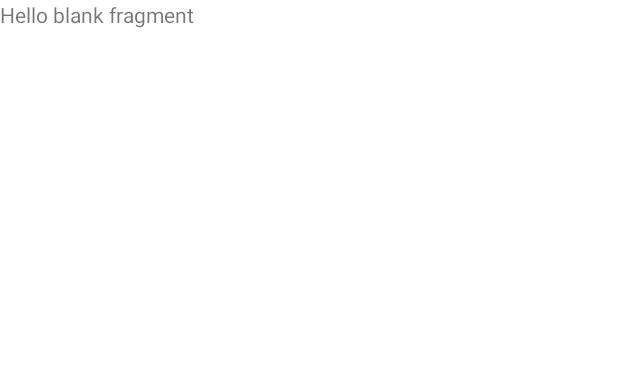
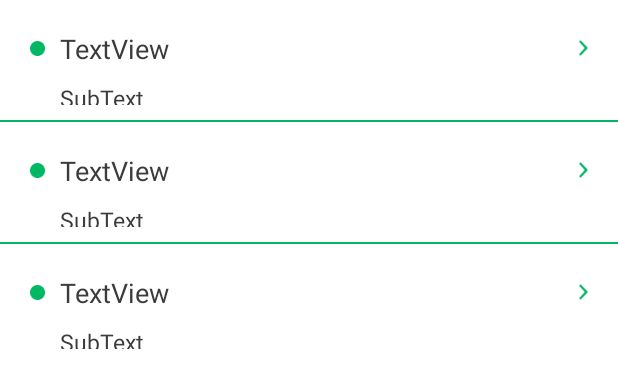
Before and after one commit to Gtee2311/MeetApp, an Android app: the layout fragment_chat.xml on its own in the app's theme, with its tools: preview values and no code run, on a phone screen of 412 x 824 dp. Shown: the top 388 px of the screen. Run offline under Robolectric (Android 15) with nearby library versions, the phone set to English and light mode, and no system bars.

Commit message:
Added: ListView to ChatFragment but not showing

```diff
--- a/app/src/main/java/com/gracetee/meetapp/ViewPagerAdapter/ChatPagerAdapter.java
+++ b/app/src/main/java/com/gracetee/meetapp/ViewPagerAdapter/ChatActivityPagerAdapter.java
@@ -11,14 +11,14 @@ import com.gracetee.meetapp.Fragment.ContactFragment;
  * Created by Grace on 13/6/2015.
  */
 
-public class ChatPagerAdapter extends FragmentStatePagerAdapter {
+public class ChatActivityPagerAdapter extends FragmentStatePagerAdapter {
 
     CharSequence Titles[]; // This will Store the Titles of the Tabs which are Going to be passed when ViewPagerAdapter is created
     int NumbOfTabs; // Store the number of tabs, this will also be passed when the ViewPagerAdapter is created
 
 
     // Build a Constructor and assign the passed Values to appropriate values in the class
-    public ChatPagerAdapter(FragmentManager fm,CharSequence mTitles[], int mNumbOfTabsumb) {
+    public ChatActivityPagerAdapter(FragmentManager fm, CharSequence mTitles[], int mNumbOfTabsumb) {
         super(fm);
 
         this.Titles = mTitles;
--- /dev/null
+++ b/app/src/main/res/layout/chat_conversation_item.xml
@@ -0,0 +1,33 @@
+<?xml version="1.0" encoding="utf-8"?>
+<LinearLayout
+    xmlns:android="http://schemas.android.com/apk/res/android"
+    android:layout_width="match_parent"
+    android:layout_height="80dp"
+    android:padding="10dp"
+    android:orientation="vertical"
+    >
+    <TextView
+        android:id="@+id/buddy_name"
+        android:layout_width="match_parent"
+        android:layout_height="wrap_content"
+        android:drawableRight="@drawable/arrow"
+        android:orientation="horizontal"
+        android:padding="@dimen/pad_10dp"
+        android:text="TextView"
+        android:textColor="@color/main_color_gray_dk"
+        android:textSize="@dimen/txt_18sp"
+        android:drawableLeft="@drawable/ic_online"
+        android:drawablePadding="@dimen/pad_10dp"
+        />
+    <TextView
+        android:id="@+id/buddy_conversation"
+        android:layout_width="match_parent"
+        android:layout_height="wrap_content"
+        android:orientation="horizontal"
+        android:text="SubText"
+        android:textColor="@color/main_color_gray_dk"
+        android:textSize="@dimen/txt_15sp"
+        android:drawablePadding="@dimen/pad_10dp"
+        android:layout_marginLeft="30dp"
+        />
+</LinearLayout>
--- a/app/src/main/res/layout/fragment_chat.xml
+++ b/app/src/main/res/layout/fragment_chat.xml
@@ -1,9 +1,17 @@
-<FrameLayout xmlns:android="http://schemas.android.com/apk/res/android"
-    xmlns:tools="http://schemas.android.com/tools" android:layout_width="match_parent"
-    android:layout_height="match_parent" tools:context="com.gracetee.meetapp.Fragment.ChatFragment">
+<?xml version="1.0" encoding="utf-8"?>
+<LinearLayout xmlns:android="http://schemas.android.com/apk/res/android"
+    xmlns:tools="http://schemas.android.com/tools"
+    android:layout_width="match_parent"
+    android:layout_height="match_parent"
+    android:background="@color/white"
+    android:orientation="vertical" >
+    <ListView
+        android:id="@+id/clist"
+        android:layout_width="match_parent"
+        android:layout_height="wrap_content"
+        android:divider="@color/main_color_green"
+        android:dividerHeight="1dp"
+        tools:listitem="@layout/chat_conversation_item" >
+    </ListView>
 
-    <!-- TODO: Update blank fragment layout -->
-    <TextView android:layout_width="match_parent" android:layout_height="match_parent"
-        android:text="@string/hello_blank_fragment" />
-
-</FrameLayout>
+</LinearLayout>
```
Also changed, not shown: app/src/main/java/com/gracetee/meetapp/Activity/ChatActivity.java (+6 -5 lines), app/src/main/java/com/gracetee/meetapp/Fragment/ChatFragment.java (+222 -89 lines), app/src/main/res/layout/chat_item.xml (line endings or trailing spaces).
